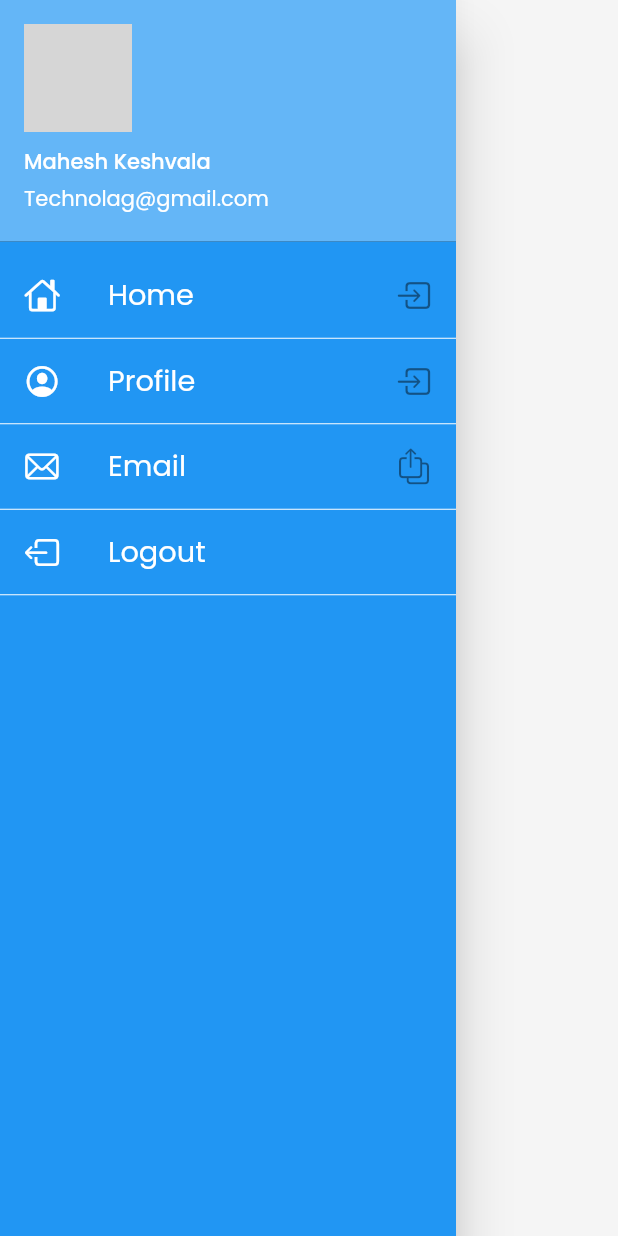
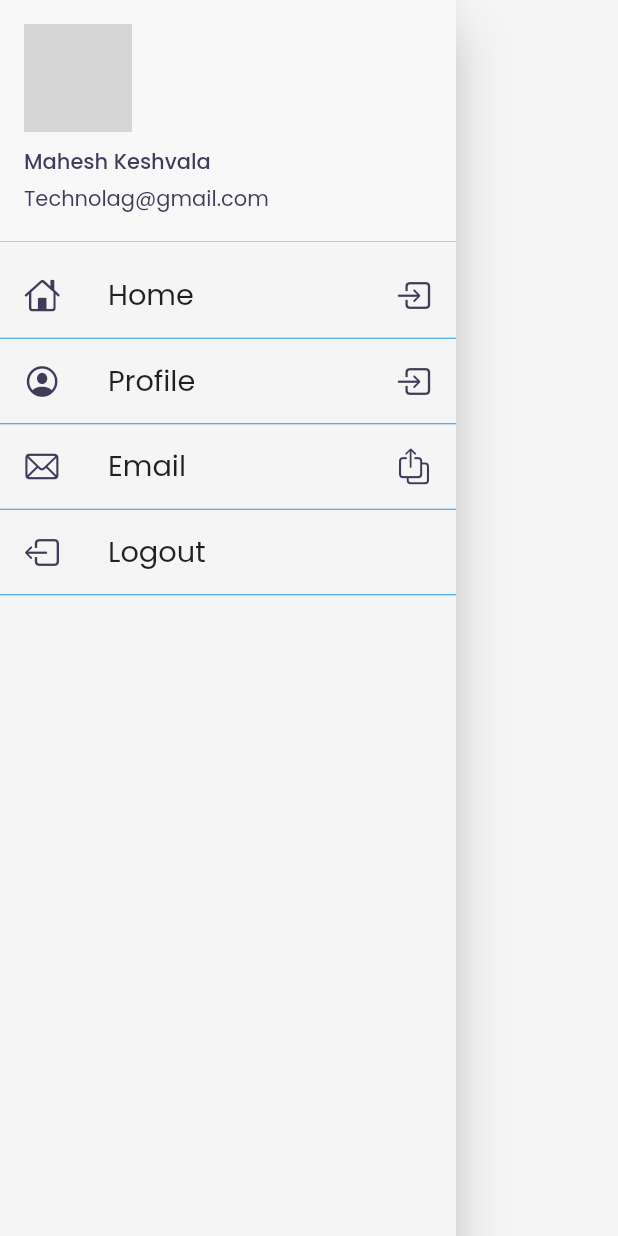
Before and after one commit to MaheshKeshvala/30DaysOfFlutter, a Flutter app: the MyDrawer widget shown alone on an empty page, opened directly, on a phone screen of 412 x 824 dp. Run offline on Flutter 3.47's test engine with Material 2 defaults, Android fonts, the phone set to English and light mode, and no system bars; our stand-ins replace email_validator, google_fonts, velocity_x; network calls fail; grey boxes are pictures that could not be loaded.

Commit message:
Appdata model fix,Appbar fix

```diff
--- a/lib/home_widgets/catalog_list.dart
+++ b/lib/home_widgets/catalog_list.dart
@@ -1,7 +1,5 @@
 import 'package:demo_ch_1/models/appdata.dart';
 import 'package:demo_ch_1/pages/home_detail.dart';
-import 'package:demo_ch_1/utils/routes.dart';
-import 'package:demo_ch_1/widgets/themes.dart';
 import 'package:flutter/material.dart';
 import 'package:velocity_x/velocity_x.dart';
 
@@ -14,7 +12,7 @@ class ListOfItem extends StatelessWidget {
       shrinkWrap: true,
       itemCount: AppDataModel.items.length,
       itemBuilder: (context, index) {
-        var item = AppDataModel.items[index];
+        var item = AppDataModel.getItemByPosition(index);
         return InkWell(
           child: CataLogItem(item: item),
           onTap: () {
--- a/lib/main.dart
+++ b/lib/main.dart
@@ -16,7 +16,7 @@ class MyApp extends StatelessWidget {
       themeMode: ThemeMode.system,
       theme: MyTheme.lightTheme(context),
       darkTheme: MyTheme.darkTheme(context),
-      initialRoute: MyRoutes.loginRoute,
+      initialRoute: MyRoutes.homeRoute,
       routes: {
         "/": (context) => LoginPage(),
         MyRoutes.homeRoute: (context) => HomePage(),
--- a/lib/models/appdata.dart
+++ b/lib/models/appdata.dart
@@ -2,6 +2,11 @@ import 'dart:convert';
 
 class AppDataModel {
   static List<Item> items;
+
+  static Item getItemById(int id) =>
+      items.firstWhere((element) => element.id == id, orElse: null);
+
+  static Item getItemByPosition(int position) => items[position];
 }
 
 class Item {
--- a/lib/pages/cart_page.dart
+++ b/lib/pages/cart_page.dart
@@ -1,4 +1,3 @@
-import 'package:demo_ch_1/widgets/themes.dart';
 import 'package:flutter/material.dart';
 import 'package:velocity_x/velocity_x.dart';
 
@@ -10,7 +9,7 @@ class CartPage extends StatelessWidget {
         title: "My Cart".text.make(),
         backgroundColor: Colors.transparent,
       ),
-      backgroundColor: MyTheme.creamColor,
+      backgroundColor: context.canvasColor,
     );
   }
 }
--- a/lib/widgets/drawer.dart
+++ b/lib/widgets/drawer.dart
@@ -1,6 +1,7 @@
 import 'package:demo_ch_1/utils/routes.dart';
 import 'package:flutter/cupertino.dart';
 import 'package:flutter/material.dart';
+import 'package:velocity_x/velocity_x.dart';
 
 class MyDrawer extends StatelessWidget {
   final imageUrl =
@@ -10,7 +11,7 @@ class MyDrawer extends StatelessWidget {
   Widget build(BuildContext context) {
     return Drawer(
       child: Container(
-        color: Colors.blue,
+        color: context.canvasColor,
         child: ListView(
           padding: EdgeInsets.zero,
           children: [
@@ -21,11 +22,11 @@ class MyDrawer extends StatelessWidget {
                 margin: EdgeInsets.zero,
                 accountName: Text(
                   "Mahesh Keshvala",
-                  style: TextStyle(color: Colors.white),
+                  style: TextStyle(color: context.theme.buttonColor),
                 ),
                 accountEmail: Text(
                   "Technolag@gmail.com",
-                  style: TextStyle(color: Colors.white),
+                  style: TextStyle(color: context.theme.buttonColor),
                 ),
                 currentAccountPicture: CircleAvatar(
                   backgroundImage: NetworkImage(imageUrl),
@@ -35,74 +36,71 @@ class MyDrawer extends StatelessWidget {
             ListTile(
               leading: Icon(
                 CupertinoIcons.home,
-                color: Colors.white,
+                color: context.theme.buttonColor,
               ),
               title: Text(
                 "Home",
                 textScaleFactor: 1.2,
-                style: TextStyle(
-                  color: Colors.white,
-                ),
               ),
-              trailing: Icon(CupertinoIcons.square_arrow_right),
+              trailing: Icon(
+                CupertinoIcons.square_arrow_right,
+                color: context.theme.buttonColor,
+              ),
             ),
             Expanded(
               child: Divider(
-                color: Colors.white,
+                color: context.accentColor,
                 height: 1,
               ),
             ),
             ListTile(
               leading: Icon(
                 CupertinoIcons.profile_circled,
-                color: Colors.white,
+                color: context.theme.buttonColor,
               ),
               title: Text(
                 "Profile",
                 textScaleFactor: 1.2,
-                style: TextStyle(
-                  color: Colors.white,
-                ),
               ),
-              trailing: Icon(CupertinoIcons.square_arrow_right),
+              trailing: Icon(
+                CupertinoIcons.square_arrow_right,
+                color: context.theme.buttonColor,
+              ),
             ),
             Expanded(
               child: Divider(
-                color: Colors.white,
+                color: context.accentColor,
                 height: 1,
               ),
             ),
             ListTile(
               leading: Icon(
                 CupertinoIcons.mail,
-                color: Colors.white,
+                color: context.theme.buttonColor,
               ),
               title: Text(
                 "Email",
                 textScaleFactor: 1.2,
-                style: TextStyle(
-                  color: Colors.white,
-                ),
               ),
-              trailing: Icon(CupertinoIcons.square_arrow_up_on_square),
+              trailing: Icon(
+                CupertinoIcons.square_arrow_up_on_square,
+                color: context.theme.buttonColor,
+              ),
             ),
             Expanded(
               child: Divider(
-                color: Colors.white,
+                color: context.accentColor,
                 height: 1,
               ),
             ),
             ListTile(
               leading: Icon(
                 CupertinoIcons.square_arrow_left,
-                color: Colors.white,
+                color: context.theme.buttonColor,
               ),
               title: Text(
                 "Logout",
                 textScaleFactor: 1.2,
-                style: TextStyle(
-                  color: Colors.white,
-                ),
               ),
               onTap: () {
                 Navigator.pushNamed(context, MyRoutes.loginRoute);
@@ -110,7 +108,7 @@ class MyDrawer extends StatelessWidget {
             ),
             Expanded(
               child: Divider(
-                color: Colors.white,
+                color: context.accentColor,
                 height: 1,
               ),
             ),
--- a/lib/widgets/themes.dart
+++ b/lib/widgets/themes.dart
@@ -27,10 +27,14 @@ class MyTheme {
         buttonColor: lightBluishColor,
         accentColor: Colors.white,
         appBarTheme: AppBarTheme(
-            color: Colors.black,
-            elevation: 0.0,
-            iconTheme: IconThemeData(color: Colors.white),
-            textTheme: Theme.of(context).textTheme),
+          color: Colors.black,
+          elevation: 0.0,
+          iconTheme: IconThemeData(color: Colors.white),
+          textTheme: Theme.of(context).textTheme.copyWith(
+                headline6:
+                    context.textTheme.headline6.copyWith(color: Colors.white),
+              ),
+        ),
       );
 
   static Color creamColor = Color(0xfff5f5f5);
```
